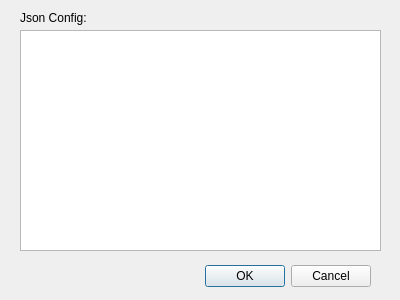
Before: the Qt Designer form acriaconfig.ui in Acria-Network/Acria-Oracle-Node-Qt, drawn with Qt 5.
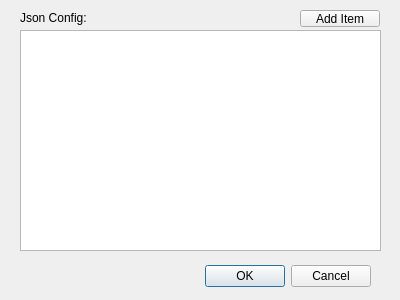
After: the same form once the commit is applied. Icons and pictures are not drawn.

What changed in the file:
```diff
--- a/acriaconfig.ui
+++ b/acriaconfig.ui
@@ -56,6 +56,19 @@
     <string>Json Config:</string>
    </property>
   </widget>
+  <widget class="QPushButton" name="pushButton_add_item">
+   <property name="geometry">
+    <rect>
+     <x>300</x>
+     <y>10</y>
+     <width>80</width>
+     <height>17</height>
+    </rect>
+   </property>
+   <property name="text">
+    <string>Add Item</string>
+   </property>
+  </widget>
  </widget>
  <resources/>
  <connections>
```
